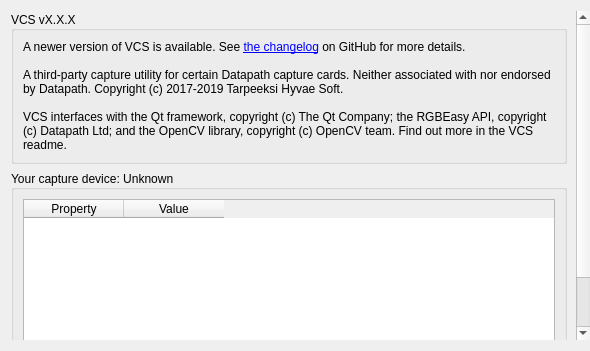
Old version of the form src/display/qt/dialogs/ui/about_dialog.ui in the repository mrehkopf/vcs.
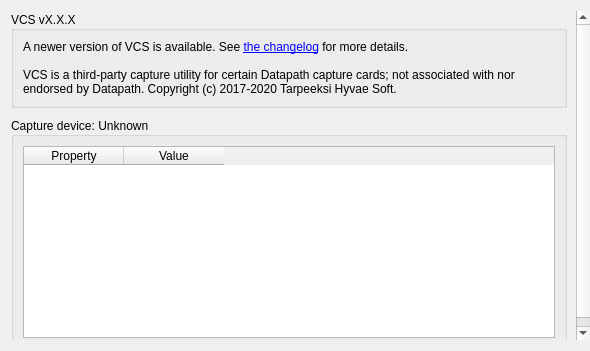
New version of the form.

Commit message: ui/about-dialog: Tweak layout and wording

Patch:
```diff
--- a/src/display/qt/dialogs/ui/about_dialog.ui
+++ b/src/display/qt/dialogs/ui/about_dialog.ui
@@ -29,14 +29,14 @@
       <property name="geometry">
        <rect>
         <x>0</x>
-        <y>-104</y>
+        <y>-2</y>
         <width>567</width>
-        <height>437</height>
+        <height>355</height>
        </rect>
       </property>
       <layout class="QVBoxLayout" name="verticalLayout_8">
        <property name="spacing">
-        <number>6</number>
+        <number>9</number>
        </property>
        <property name="leftMargin">
         <number>0</number>
@@ -79,7 +79,7 @@
              </font>
             </property>
             <property name="text">
-             <string>&lt;html&gt;&lt;head/&gt;&lt;body&gt;&lt;p&gt;A newer version of VCS is available. See &lt;a href=&quot;https://www.github.com/leikareipa/vcs/releases/&quot;&gt;&lt;span style=&quot; text-decoration: underline; color:#0000ff;&quot;&gt;the changelog&lt;/span&gt;&lt;/a&gt; on GitHub for more details.&lt;/p&gt;&lt;/body&gt;&lt;/html&gt;</string>
+             <string>&lt;html&gt;&lt;head/&gt;&lt;body&gt;&lt;p&gt;A newer version of VCS is available. See &lt;a href=&quot;https://www.github.com/leikareipa/vcs/releases/&quot;&gt;&lt;span style=&quot; text-decoration: underline; color:#0000ff;&quot;&gt;the changelog&lt;/span&gt;&lt;/a&gt; for more details.&lt;/p&gt;&lt;/body&gt;&lt;/html&gt;</string>
             </property>
             <property name="wordWrap">
              <bool>true</bool>
@@ -92,9 +92,7 @@
           <item>
            <widget class="QLabel" name="label_17">
             <property name="text">
-             <string>A third-party capture utility for certain Datapath capture cards. Neither associated with nor endorsed by Datapath. Copyright (c) 2017-2019 Tarpeeksi Hyvae Soft.
-
-VCS interfaces with the Qt framework, copyright (c) The Qt Company; the RGBEasy API, copyright (c) Datapath Ltd; and the OpenCV library, copyright (c) OpenCV team. Find out more in the VCS readme.</string>
+             <string>VCS is a third-party capture utility for certain Datapath capture cards; not associated with nor endorsed by Datapath. Copyright (c) 2017-2020 Tarpeeksi Hyvae Soft.</string>
             </property>
             <property name="alignment">
              <set>Qt::AlignLeading|Qt::AlignLeft|Qt::AlignVCenter</set>
@@ -113,7 +111,7 @@
           <bool>true</bool>
          </property>
          <property name="title">
-          <string>Your capture device: Unknown</string>
+          <string>Capture device: Unknown</string>
          </property>
          <property name="alignment">
           <set>Qt::AlignLeading|Qt::AlignLeft|Qt::AlignVCenter</set>
@@ -133,6 +131,18 @@
             <property name="editTriggers">
              <set>QAbstractItemView::NoEditTriggers</set>
             </property>
+            <property name="verticalScrollMode">
+             <enum>QAbstractItemView::ScrollPerPixel</enum>
+            </property>
+            <property name="sortingEnabled">
+             <bool>true</bool>
+            </property>
+            <attribute name="verticalHeaderDefaultSectionSize">
+             <number>28</number>
+            </attribute>
+            <attribute name="verticalHeaderMinimumSectionSize">
+             <number>28</number>
+            </attribute>
             <column>
              <property name="text">
               <string>Property</string>
```
The commit also changes 1 other file.
